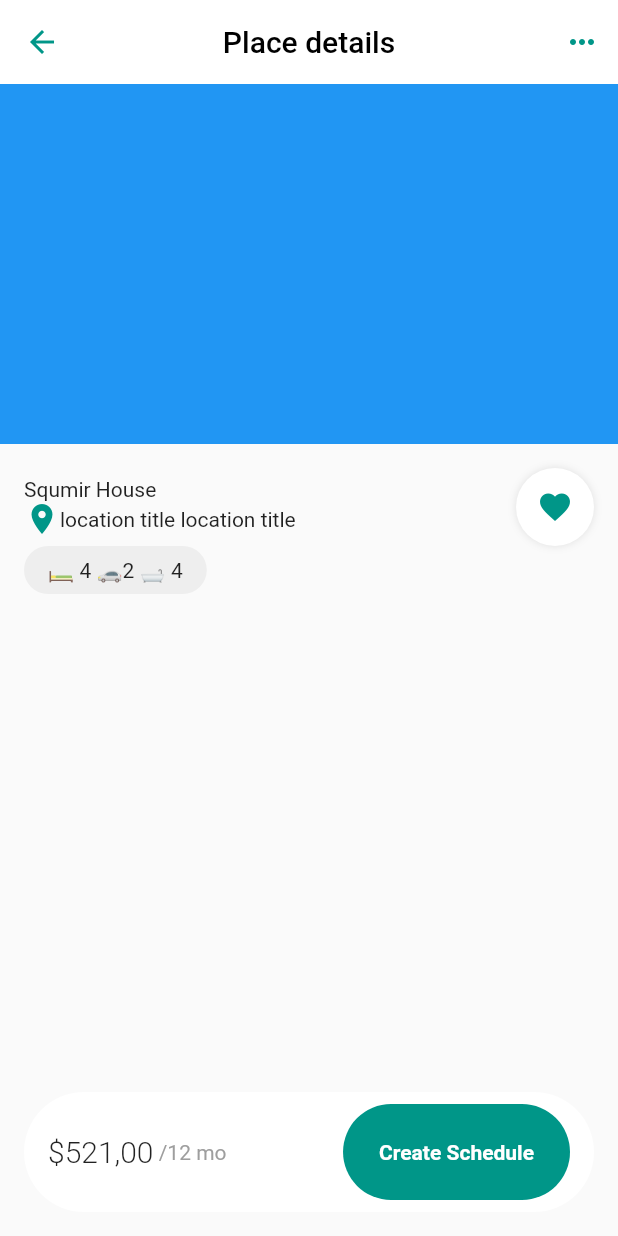
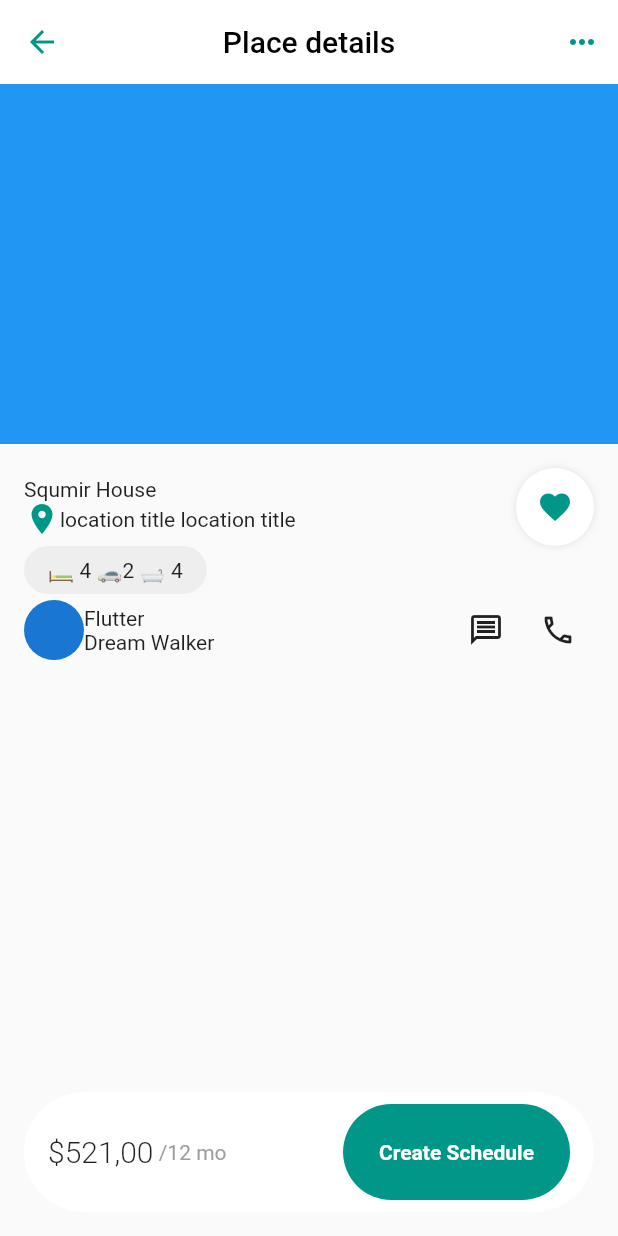
Before and after one commit to JAICHANGPARK/flutter_notebook_chapter_31, a Flutter app: the RealEstateDetailPage screen opened directly, on a phone screen of 412 x 824 dp. Run offline on Flutter 3.47's test engine with Material 2 defaults, Android fonts, the phone set to English and light mode, and no system bars.

Commit message:
Update real_estate_detail_page.dart

```diff
--- a/lib/ep1555_real_estate_app/view/real_estate_detail_page.dart
+++ b/lib/ep1555_real_estate_app/view/real_estate_detail_page.dart
@@ -64,7 +64,7 @@ class _RealEstateDetailPageState extends State<RealEstateDetailPage> {
                                 ),
                               ],
                             ),
-                            Spacer(),
+                            const Spacer(),
                             Container(
                               height: 52,
                               width: 52,
@@ -96,6 +96,32 @@ class _RealEstateDetailPageState extends State<RealEstateDetailPage> {
                           ),
                           child: const Text("🛏 4 🚗2 🛁 4"),
                         ),
+                        Row(
+                          children: [
+                            const CircleAvatar(),
+                            Expanded(
+                              child: const Column(
+                                crossAxisAlignment: CrossAxisAlignment.start,
+                                children: [
+                                  Text("Flutter"),
+                                  Text("Dream Walker"),
+                                ],
+                              ),
+                            ),
+                            IconButton(
+                              onPressed: () {},
+                              icon: const Icon(
+                                Icons.message_outlined,
+                              ),
+                            ),
+                            IconButton(
+                              onPressed: () {},
+                              icon: const Icon(
+                                Icons.phone_outlined,
+                              ),
+                            ),
+                          ],
+                        )
                       ],
                     ),
                   ),
```
